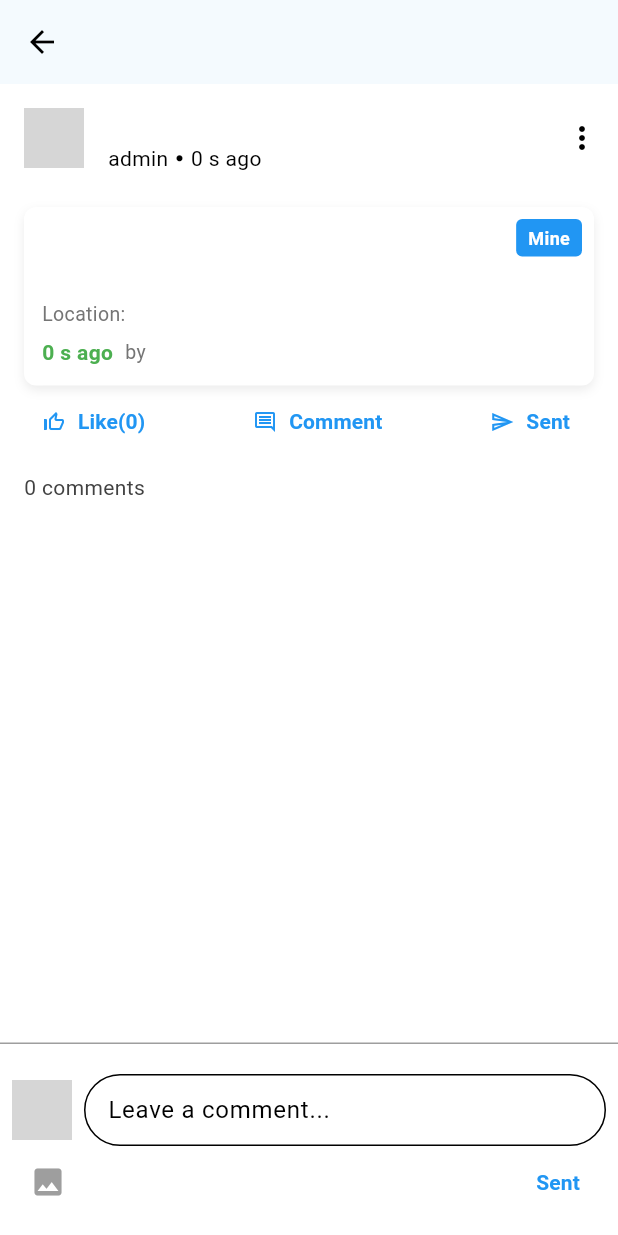
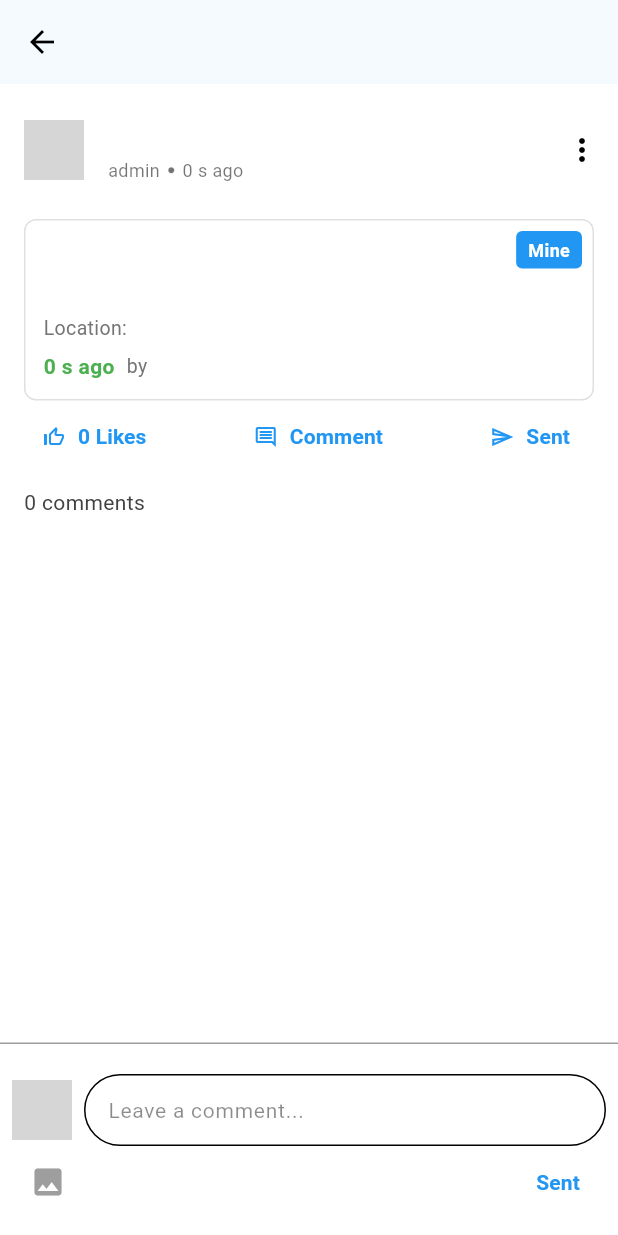
Before and after one commit to khanhduy74105/recruite_app, a Flutter app: the PostDetailPage screen opened directly with empty values, on a phone screen of 412 x 824 dp. Run offline on Flutter 3.47's test engine with Material 3 defaults, Android fonts, the phone set to English and light mode, and no system bars; our stand-ins replace bloc, cached_network_image, dio, equatable, file_picker, flutter_animate and 8 more; missing offline and left inert: flutter_pdfview; accounts and stored records are empty; network calls fail; grey boxes are pictures that could not be loaded.

Commit message:
chore update UI home page

```diff
--- a/flutter_application/lib/features/home/pages/home_page.dart
+++ b/flutter_application/lib/features/home/pages/home_page.dart
@@ -21,6 +21,7 @@ class _HomePageState extends State<HomePage> {
   @override
   Widget build(BuildContext context) {
     return Scaffold(
+      backgroundColor: const Color(0xFFF1F1F1),
       body: SingleChildScrollView(
         child: BlocBuilder<HomeCubit, HomeState>(
           builder: (context, state) {
@@ -31,6 +32,7 @@ class _HomePageState extends State<HomePage> {
             }
             if (state is HomeLoadedPost) {
               return ListView.builder(
+                padding: const EdgeInsets.all(0),
                 physics: const NeverScrollableScrollPhysics(),
                 shrinkWrap: true,
                 itemCount: state.posts.length,
--- a/flutter_application/lib/features/home/pages/post_detail.dart
+++ b/flutter_application/lib/features/home/pages/post_detail.dart
@@ -195,6 +195,10 @@ class _PostDetailPageState extends State<PostDetailPage> {
                               controller: commentController,
                               decoration: InputDecoration(
                                 hintText: 'Leave a comment...',
+                                hintStyle: const TextStyle(
+                                  color: Colors.black45,
+                                  fontSize: 14,
+                                ),
                                 filled: true,
                                 fillColor: Colors.white,
                                 border: OutlineInputBorder(
@@ -209,10 +213,19 @@ class _PostDetailPageState extends State<PostDetailPage> {
                                   vertical: 0.0,
                                 ),
                                 prefixIcon: mentionUser != null
-                                    ? Row(
+                                    ? Padding(
+                                      padding: const EdgeInsets.all(8.0),
+                                      child: Container(
+                                          padding: const EdgeInsets.symmetric(
+                                              horizontal: 8.0),
+                                          decoration: BoxDecoration(
+                                            color: Colors.grey.shade200,
+                                            borderRadius:
+                                                BorderRadius.circular(24.0),
+                                          ),
+                                        child: Row(
                                               mainAxisSize: MainAxisSize.min,
                                               children: [
-                                            SizedBox(width: 8),
                                                 Text(
                                                   '@${mentionUser?.fullName}',
                                                   style: const TextStyle(
@@ -229,9 +242,11 @@ class _PostDetailPageState extends State<PostDetailPage> {
                                                     },
                                                     child: const Icon(
                                                       Icons.close,
-                                                  size: 20,
+                                                      size: 16,
                                                     )),
                                               ],
+                                            ),
+                                      ),
                                     )
                                     : null,
                               ),
--- a/flutter_application/lib/features/home/widgets/post_card_widget.dart
+++ b/flutter_application/lib/features/home/widgets/post_card_widget.dart
@@ -35,7 +35,11 @@ class PostCardWidget extends StatefulWidget {
 class _PostCardWidgetState extends State<PostCardWidget> {
   @override
   Widget build(BuildContext context) {
-    return Column(
+    return Padding(
+      padding: const EdgeInsets.only(top: 8.0),
+      child: Container(
+        color: Colors.white,
+        child: Column(
           crossAxisAlignment: CrossAxisAlignment.start,
           children: [
             PostUserHeader(
@@ -45,8 +49,9 @@ class _PostCardWidgetState extends State<PostCardWidget> {
               postModel: widget.postModel,
               isExpandedComments: widget.isExpandedComments,
             ),
-        if (!widget.isExpandedComments) const Divider(),
           ],
+        ),
+      ),
     );
   }
 }
@@ -91,7 +96,7 @@ class PostAction extends StatelessWidget {
             color: color,
           ),
           label: Text(
-            "Like(${postModel.likes.length})",
+            "${postModel.likes.length} Likes",
             style: TextStyle(color: color),
           ),
         ),
@@ -186,6 +191,10 @@ class PostUserHeader extends StatelessWidget {
   @override
   Widget build(BuildContext context) {
     UserModel user = postModel.creator!;
+    final bottomHeaderTextStyle = Theme.of(context).textTheme.bodyMedium?.copyWith(
+      color: Colors.black54,
+      fontSize: 12,
+    );
     return ListTile(
       contentPadding: const EdgeInsets.only(left: 16),
       leading: UserAvatar(
@@ -201,11 +210,12 @@ class PostUserHeader extends StatelessWidget {
           child: Text(user.fullName)),
       subtitle: Row(
         children: [
-          Text(user.role != null ? user.role!.name : 'user'),
+          Text(user.role != null ? user.role!.name : 'user',style: bottomHeaderTextStyle,
+          ),
           const SizedBox(width: 5),
-          const Icon(Icons.circle, size: 5),
+          const Icon(Icons.circle, size: 5 , color: Colors.black54),
           const SizedBox(width: 5),
-          Text(timeAgo(user.createdAt!)),
+          Text(timeAgo(user.createdAt! ), style: bottomHeaderTextStyle),
         ],
       ),
       trailing: IconButton(
--- a/flutter_application/lib/features/post/widgets/job_card.dart
+++ b/flutter_application/lib/features/post/widgets/job_card.dart
@@ -37,13 +37,10 @@ class JobCard extends StatelessWidget {
             decoration: BoxDecoration(
               color: Colors.white,
               borderRadius: BorderRadius.circular(8),
-              boxShadow: [
-                BoxShadow(
-                  color: Colors.grey.withOpacity(0.2),
-                  blurRadius: 5,
-                  offset: const Offset(0, 3),
-                ),
-              ],
+              border: Border.all(
+                color: Colors.grey[300]!,
+                width: 1,
+              ),
             ),
             child: Row(
               crossAxisAlignment: CrossAxisAlignment.start,
```
Lines whose indentation alone changed are shown as unchanged.
